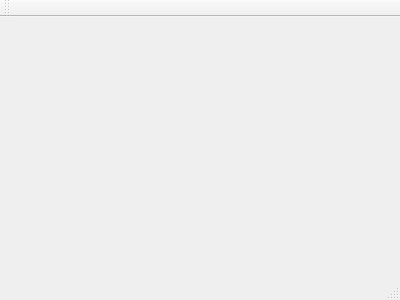
First picture: the form in mainwindow.ui, repository hmenn/CSE396-cross-client, before the edit.
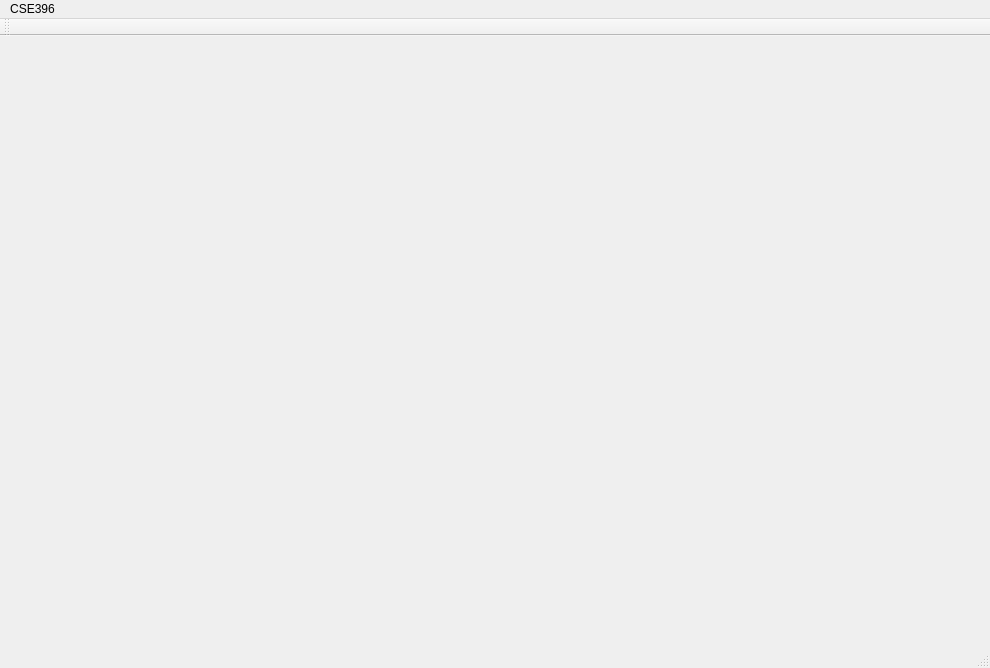
Second picture: the form after the edit.

```diff
--- a/mainwindow.ui
+++ b/mainwindow.ui
@@ -1,24 +1,45 @@
 <ui version="4.0">
  <class>MainWindow</class>
- <widget class="QMainWindow" name="MainWindow" >
-  <property name="geometry" >
+ <widget class="QMainWindow" name="MainWindow">
+  <property name="geometry">
    <rect>
     <x>0</x>
     <y>0</y>
-    <width>400</width>
-    <height>300</height>
+    <width>990</width>
+    <height>668</height>
    </rect>
   </property>
   <property name="windowTitle" >
    <string>MainWindow</string>
   </property>
-  <widget class="QMenuBar" name="menuBar" />
-  <widget class="QToolBar" name="mainToolBar" />
-  <widget class="QWidget" name="centralWidget" />
-  <widget class="QStatusBar" name="statusBar" />
+  <widget class="QWidget" name="centralWidget"/>
+  <widget class="QMenuBar" name="menuBar">
+   <property name="geometry">
+    <rect>
+     <x>0</x>
+     <y>0</y>
+     <width>990</width>
+     <height>22</height>
+    </rect>
+   </property>
+   <widget class="QMenu" name="menuCSE396">
+    <property name="title">
+     <string>CSE396</string>
+    </property>
+   </widget>
+   <addaction name="menuCSE396"/>
+  </widget>
+  <widget class="QToolBar" name="mainToolBar">
+   <attribute name="toolBarArea">
+    <enum>TopToolBarArea</enum>
+   </attribute>
+   <attribute name="toolBarBreak">
+    <bool>false</bool>
+   </attribute>
+  </widget>
+  <widget class="QStatusBar" name="statusBar"/>
  </widget>
- <layoutDefault spacing="6" margin="11" />
- <pixmapfunction></pixmapfunction>
+ <layoutdefault spacing="6" margin="11"/>
  <resources/>
  <connections/>
 </ui>
```
Left out of the diff: 3 changed lines with no effect on the pictures.
